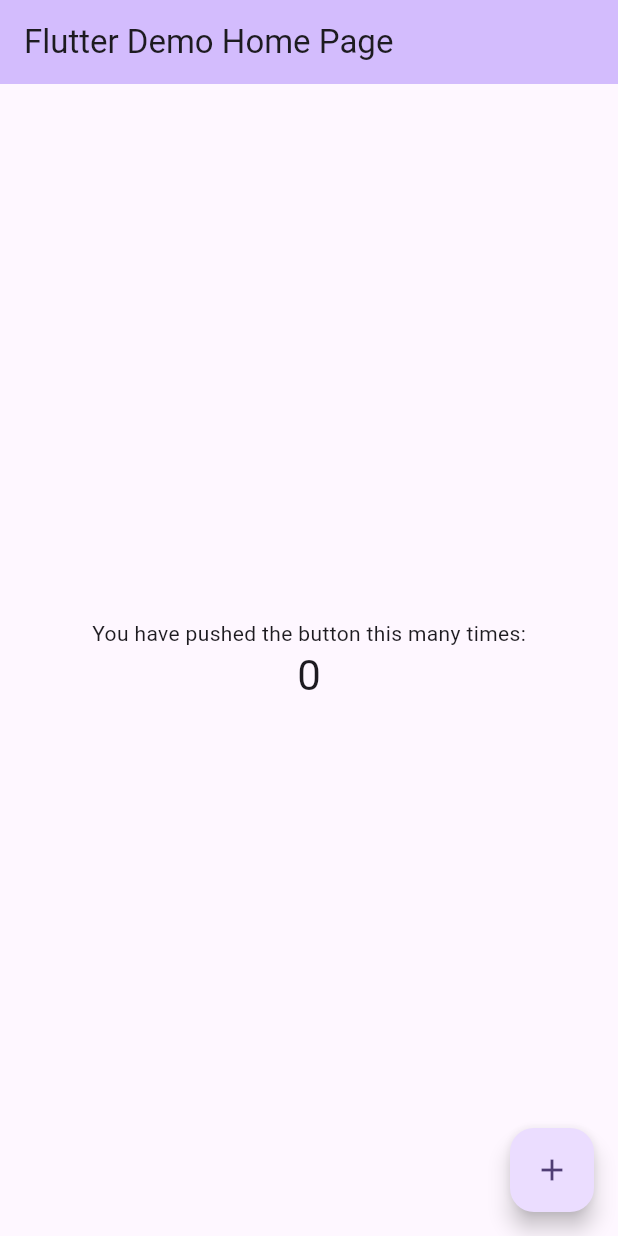
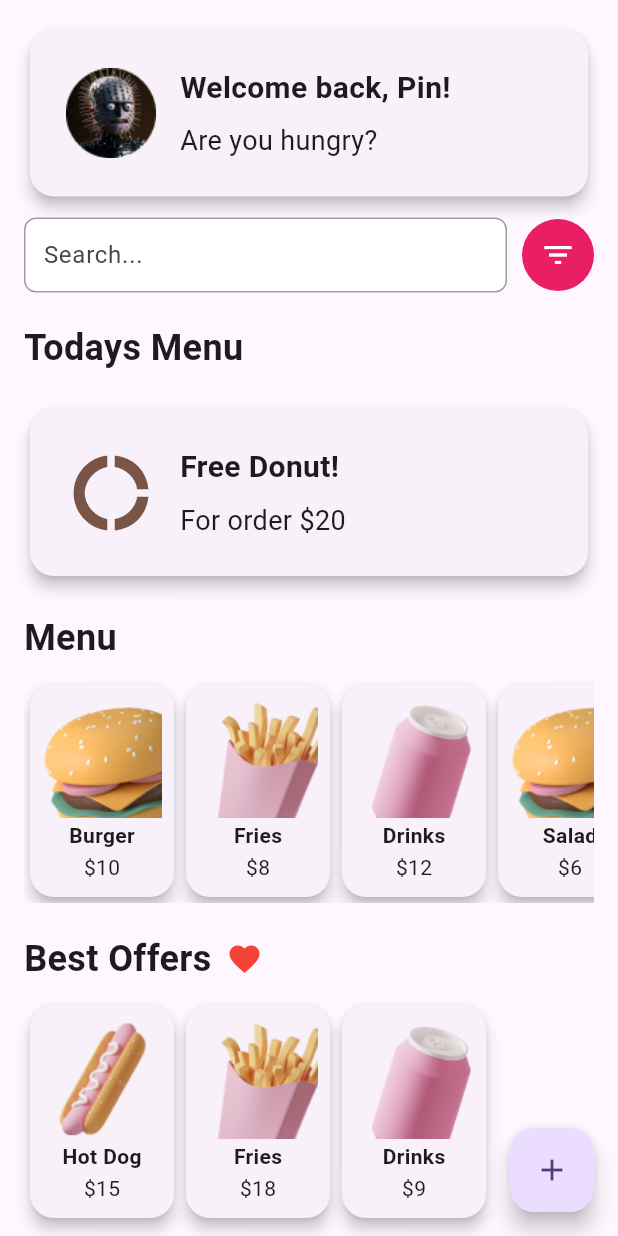
Before and after one commit to akhis05/uts_akhis, a Flutter app: the screen it shows after launch, on a phone screen of 412 x 824 dp. Run offline on Flutter 3.47's test engine with Material 3 defaults, Android fonts, the phone set to English and light mode, and no system bars.

Commit message:
halaman1

```diff
--- a/lib/main.dart
+++ b/lib/main.dart
@@ -5,29 +5,14 @@
 }
 
 class MyApp extends StatelessWidget {
-  const MyApp({super.key});
+  const MyApp({Key? key}) : super(key: key);
 
-  // This widget is the root of your application.
   @override
   Widget build(BuildContext context) {
     return MaterialApp(
+      debugShowCheckedModeBanner: false,
       title: 'Flutter Demo',
       theme: ThemeData(
-        // This is the theme of your application.
-        //
-        // TRY THIS: Try running your application with "flutter run". You'll see
-        // the application has a purple toolbar. Then, without quitting the app,
-        // try changing the seedColor in the colorScheme below to Colors.green
-        // and then invoke "hot reload" (save your changes or press the "hot
-        // reload" button in a Flutter-supported IDE, or press "r" if you used
-        // the command line to start the app).
-        //
-        // Notice that the counter didn't reset back to zero; the application
-        // state is not lost during the reload. To reset the state, use hot
-        // restart instead.
-        //
-        // This works for code too, not just values: Most code changes can be
-        // tested with just a hot reload.
         colorScheme: ColorScheme.fromSeed(seedColor: Colors.deepPurple),
         useMaterial3: true,
       ),
@@ -37,16 +22,7 @@
 }
 
 class MyHomePage extends StatefulWidget {
-  const MyHomePage({super.key, required this.title});
-
-  // This widget is the home page of your application. It is stateful, meaning
-  // that it has a State object (defined below) that contains fields that affect
-  // how it looks.
-
-  // This class is the configuration for the state. It holds the values (in this
-  // case the title) provided by the parent (in this case the App widget) and
-  // used by the build method of the State. Fields in a Widget subclass are
-  // always marked "final".
+  const MyHomePage({Key? key, required this.title}) : super(key: key);
 
   final String title;
 
@@ -59,67 +35,206 @@
 
   void _incrementCounter() {
     setState(() {
-      // This call to setState tells the Flutter framework that something has
-      // changed in this State, which causes it to rerun the build method below
-      // so that the display can reflect the updated values. If we changed
-      // _counter without calling setState(), then the build method would not be
-      // called again, and so nothing would appear to happen.
       _counter++;
     });
   }
 
   @override
   Widget build(BuildContext context) {
-    // This method is rerun every time setState is called, for instance as done
-    // by the _incrementCounter method above.
-    //
-    // The Flutter framework has been optimized to make rerunning build methods
-    // fast, so that you can just rebuild anything that needs updating rather
-    // than having to individually change instances of widgets.
     return Scaffold(
-      appBar: AppBar(
-        // TRY THIS: Try changing the color here to a specific color (to
-        // Colors.amber, perhaps?) and trigger a hot reload to see the AppBar
-        // change color while the other colors stay the same.
-        backgroundColor: Theme.of(context).colorScheme.inversePrimary,
-        // Here we take the value from the MyHomePage object that was created by
-        // the App.build method, and use it to set our appbar title.
-        title: Text(widget.title),
-      ),
-      body: Center(
-        // Center is a layout widget. It takes a single child and positions it
-        // in the middle of the parent.
-        child: Column(
-          // Column is also a layout widget. It takes a list of children and
-          // arranges them vertically. By default, it sizes itself to fit its
-          // children horizontally, and tries to be as tall as its parent.
-          //
-          // Column has various properties to control how it sizes itself and
-          // how it positions its children. Here we use mainAxisAlignment to
-          // center the children vertically; the main axis here is the vertical
-          // axis because Columns are vertical (the cross axis would be
-          // horizontal).
-          //
-          // TRY THIS: Invoke "debug painting" (choose the "Toggle Debug Paint"
-          // action in the IDE, or press "p" in the console), to see the
-          // wireframe for each widget.
-          mainAxisAlignment: MainAxisAlignment.center,
-          children: <Widget>[
-            const Text(
-              'You have pushed the button this many times:',
-            ),
-            Text(
-              '$_counter',
-              style: Theme.of(context).textTheme.headlineMedium,
-            ),
-          ],
+      body: SingleChildScrollView(
+        child: Padding(
+          padding: const EdgeInsets.all(16.0),
+          child: Column(
+            crossAxisAlignment: CrossAxisAlignment.start,
+            children: [
+              Card(
+                elevation: 4,
+                shape: RoundedRectangleBorder(
+                  borderRadius: BorderRadius.circular(16),
+                ),
+                child: Padding(
+                  padding: const EdgeInsets.all(24.0),
+                  child: Row(
+                    children: [
+                      Image.asset('assets/icons/1.png', width: 60, height: 60),
+                      const SizedBox(width: 16),
+                      Column(
+                        crossAxisAlignment: CrossAxisAlignment.start,
+                        children: const [
+                          Text(
+                            'Welcome back, Pin!',
+                            style: TextStyle(
+                                fontSize: 20, fontWeight: FontWeight.bold),
+                          ),
+                          SizedBox(height: 8),
+                          Text(
+                            'Are you hungry?',
+                            style: TextStyle(fontSize: 18),
+                          ),
+                        ],
+                      ),
+                    ],
+                  ),
+                ),
+              ),
+              const SizedBox(height: 10),
+              Row(
+                children: [
+                  Expanded(
+                    child: Container(
+                      decoration: BoxDecoration(
+                        color: Colors.white,
+                        border: Border.all(color: Colors.grey),
+                        borderRadius: BorderRadius.circular(8),
+                      ),
+                      child: TextField(
+                        decoration: InputDecoration(
+                          hintText: 'Search...',
+                          border: InputBorder.none,
+                          contentPadding: const EdgeInsets.all(12),
+                        ),
+                      ),
+                    ),
+                  ),
+                  const SizedBox(width: 10),
+                  Container(
+                    decoration: const BoxDecoration(
+                      shape: BoxShape.circle,
+                      color: Colors.pink,
+                    ),
+                    child: IconButton(
+                      icon: const Icon(Icons.filter_list, color: Colors.white),
+                      onPressed: () {
+                        // Aksi ketika filter ditekan
+                      },
+                    ),
+                  ),
+                ],
+              ),
+              const SizedBox(height: 20),
+              const Text(
+                'Todays Menu',
+                style: TextStyle(fontSize: 24, fontWeight: FontWeight.bold),
+              ),
+              const SizedBox(height: 20),
+              Card(
+                elevation: 4,
+                shape: RoundedRectangleBorder(
+                  borderRadius: BorderRadius.circular(16),
+                ),
+                child: Padding(
+                  padding: const EdgeInsets.all(24.0),
+                  child: Row(
+                    children: [
+                      Icon(Icons.donut_large, size: 60, color: Colors.brown),
+                      const SizedBox(width: 16),
+                      Column(
+                        crossAxisAlignment: CrossAxisAlignment.start,
+                        children: const [
+                          Text(
+                            'Free Donut!',
+                            style: TextStyle(
+                                fontSize: 20, fontWeight: FontWeight.bold),
+                          ),
+                          SizedBox(height: 8),
+                          Text(
+                            'For order \$20',
+                            style: TextStyle(fontSize: 18),
+                          ),
+                        ],
+                      ),
+                    ],
+                  ),
+                ),
+              ),
+              const SizedBox(height: 20),
+              const Text(
+                'Menu',
+                style: TextStyle(fontSize: 24, fontWeight: FontWeight.bold),
+              ),
+              const SizedBox(height: 10),
+              SizedBox(
+                height: 150,
+                child: ListView(
+                  scrollDirection: Axis.horizontal,
+                  children: [
+                    _buildMenuItemCard(
+                        'assets/icons/burger.png', 'Burger', '\$10'),
+                    _buildMenuItemCard(
+                        'assets/icons/kentang.png', 'Fries', '\$8'),
+                    _buildMenuItemCard(
+                        'assets/icons/drink.png', 'Drinks', '\$12'),
+                    _buildMenuItemCard(
+                        'assets/icons/burger.png', 'Salad', '\$6'),
+                  ],
+                ),
+              ),
+              const SizedBox(height: 20),
+              Row(
+                children: [
+                  const Text(
+                    'Best Offers',
+                    style: TextStyle(fontSize: 24, fontWeight: FontWeight.bold),
+                  ),
+                  const SizedBox(width: 10),
+                  Icon(Icons.favorite, color: Colors.red),
+                ],
+              ),
+              const SizedBox(height: 10),
+              SizedBox(
+                height: 150,
+                child: ListView(
+                  scrollDirection: Axis.horizontal,
+                  children: [
+                    _buildMenuItemCard(
+                        'assets/icons/hotdog.png', 'Hot Dog', '\$15'),
+                    _buildMenuItemCard(
+                        'assets/icons/kentang.png', 'Fries', '\$18'),
+                    _buildMenuItemCard(
+                        'assets/icons/drink.png', 'Drinks', '\$9'),
+                  ],
+                ),
+              ),
+            ],
+          ),
         ),
       ),
       floatingActionButton: FloatingActionButton(
         onPressed: _incrementCounter,
         tooltip: 'Increment',
         child: const Icon(Icons.add),
-      ), // This trailing comma makes auto-formatting nicer for build methods.
+      ),
+    );
+  }
+
+  Widget _buildMenuItemCard(String imagePath, String name, String price) {
+    return Card(
+      elevation: 4,
+      shape: RoundedRectangleBorder(
+        borderRadius: BorderRadius.circular(16),
+      ),
+      child: Padding(
+        padding: const EdgeInsets.all(8.0),
+        child: Column(
+          mainAxisAlignment: MainAxisAlignment.spaceEvenly,
+          children: [
+            Image.asset(
+              imagePath,
+              width: 80,
+              height: 80,
+              fit: BoxFit.cover,
+            ),
+            Text(
+              name,
+              style: const TextStyle(
+                fontWeight: FontWeight.bold,
+              ),
+            ),
+            Text(price),
+          ],
+        ),
+      ),
     );
   }
 }
```
Also changed, not shown: pubspec.yaml (+9 -3 lines), assets/icons/1.png (added), assets/icons/burger.png (added), assets/icons/donat.png (added), assets/icons/drink.png (added), assets/icons/hotdog.png (added), assets/icons/kentang.png (added), pubspec.lock.
